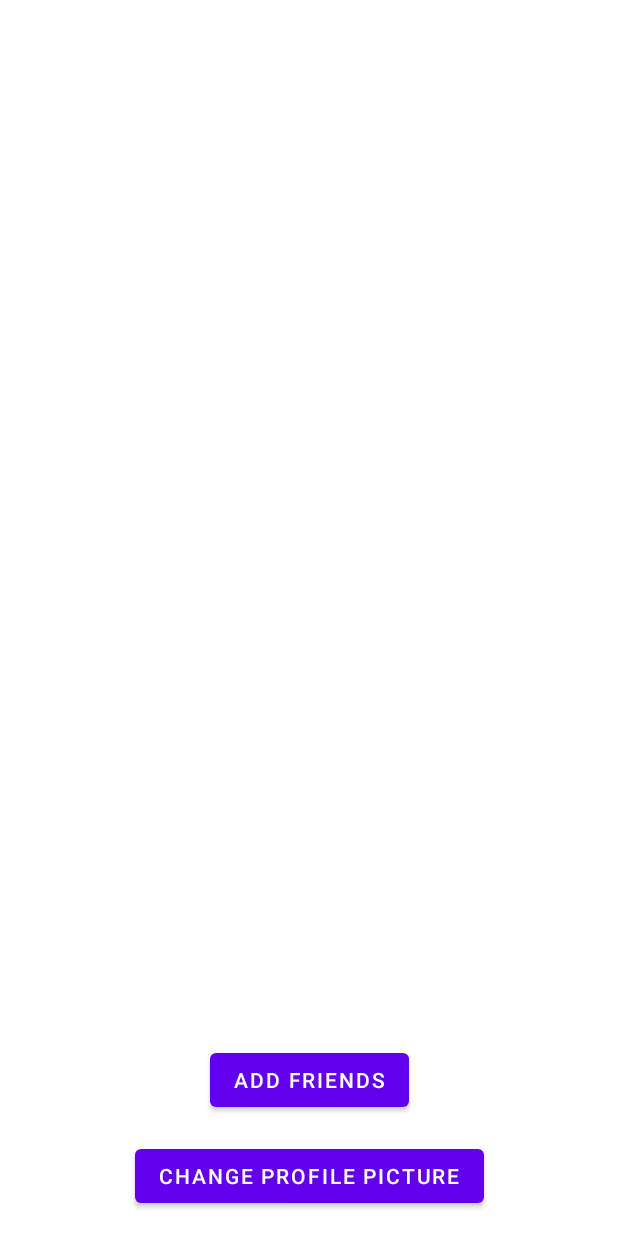
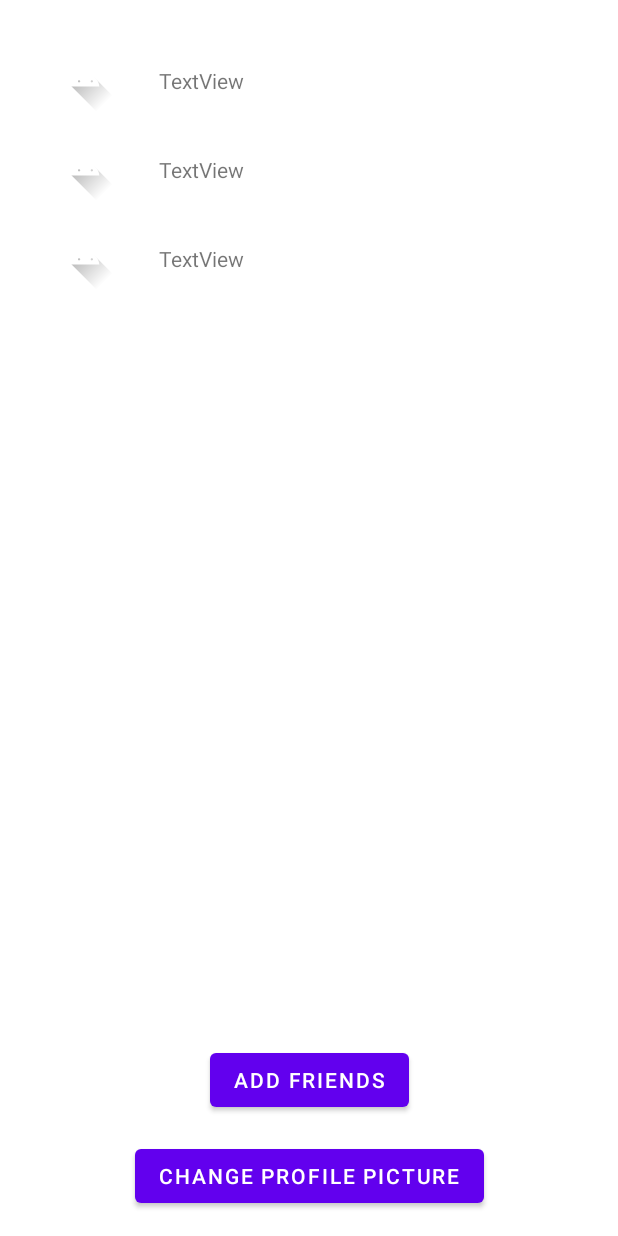
Before and after one commit to saaid10/SMAP_Project, an Android app: the layout activity_friendlist.xml on its own in the app's theme, with its tools: preview values and no code run, on a phone screen of 412 x 824 dp. Run offline under Robolectric (Android 15) with nearby library versions, the phone set to English and light mode, and no system bars.

Commit message:
CLean up

```diff
--- a/ErnieAndBerniesMessenger/app/src/main/java/com/ernieandbernie/messenger/Activity/FirebaseAuthActivity.java
+++ b/ErnieAndBerniesMessenger/app/src/main/java/com/ernieandbernie/messenger/Activity/FirebaseAuthActivity.java
@@ -39,7 +39,7 @@ public class FirebaseAuthActivity extends AppCompatActivity {
         List<AuthUI.IdpConfig> providers = Collections.singletonList(
                 new AuthUI.IdpConfig.EmailBuilder().build());
 
-        ActivityResultLauncher<Intent> launcher = registerForActivityResult(new ActivityResultContracts.StartActivityForResult(), new ActivityResultCallback<ActivityResult>() {
+        ActivityResultLauncher<Intent> authUILauncher = registerForActivityResult(new ActivityResultContracts.StartActivityForResult(), new ActivityResultCallback<ActivityResult>() {
             @Override
             public void onActivityResult(ActivityResult result) {
                 IdpResponse response = IdpResponse.fromResultIntent(result.getData());
@@ -65,7 +65,7 @@ public class FirebaseAuthActivity extends AppCompatActivity {
             }
         });
 
-        launcher.launch(AuthUI.getInstance()
+        authUILauncher.launch(AuthUI.getInstance()
                 .createSignInIntentBuilder()
                 .setAvailableProviders(providers)
                 .setIsSmartLockEnabled(false)
--- a/ErnieAndBerniesMessenger/app/src/main/res/layout/activity_friendlist.xml
+++ b/ErnieAndBerniesMessenger/app/src/main/res/layout/activity_friendlist.xml
@@ -19,7 +19,8 @@
         app:layout_constraintBottom_toTopOf="@+id/btnAddFriends"
         app:layout_constraintEnd_toEndOf="parent"
         app:layout_constraintStart_toStartOf="parent"
-        app:layout_constraintTop_toTopOf="parent" />
+        app:layout_constraintTop_toTopOf="parent"
+        tools:listitem="@layout/activity_list_item" />
 
     <Button
         android:id="@+id/btnProfilePic"
```
